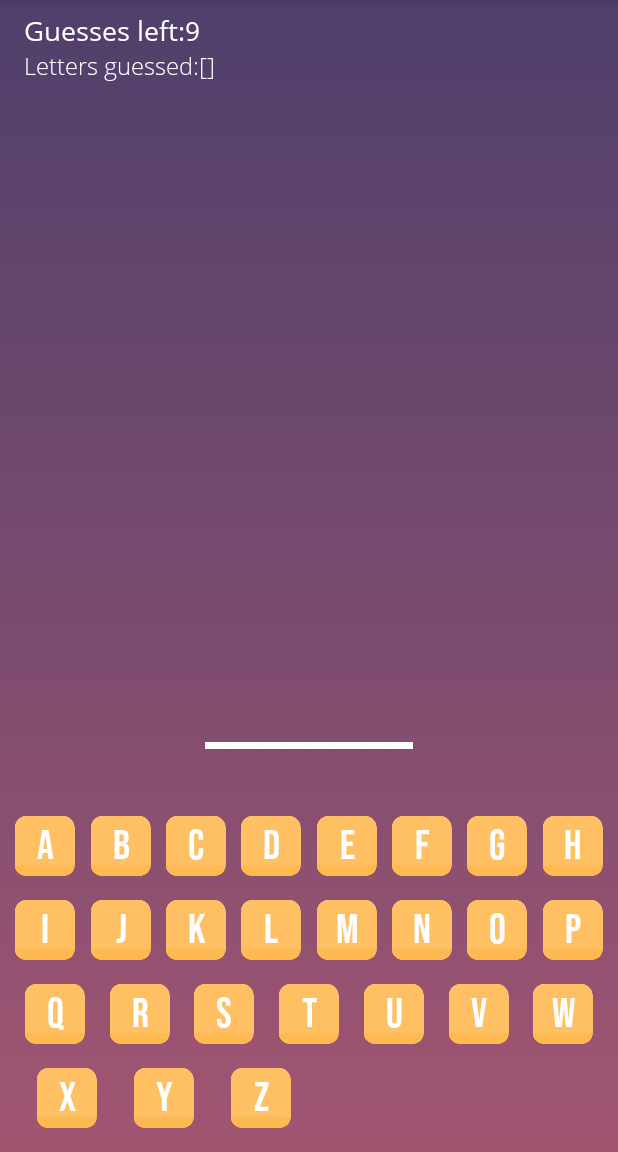
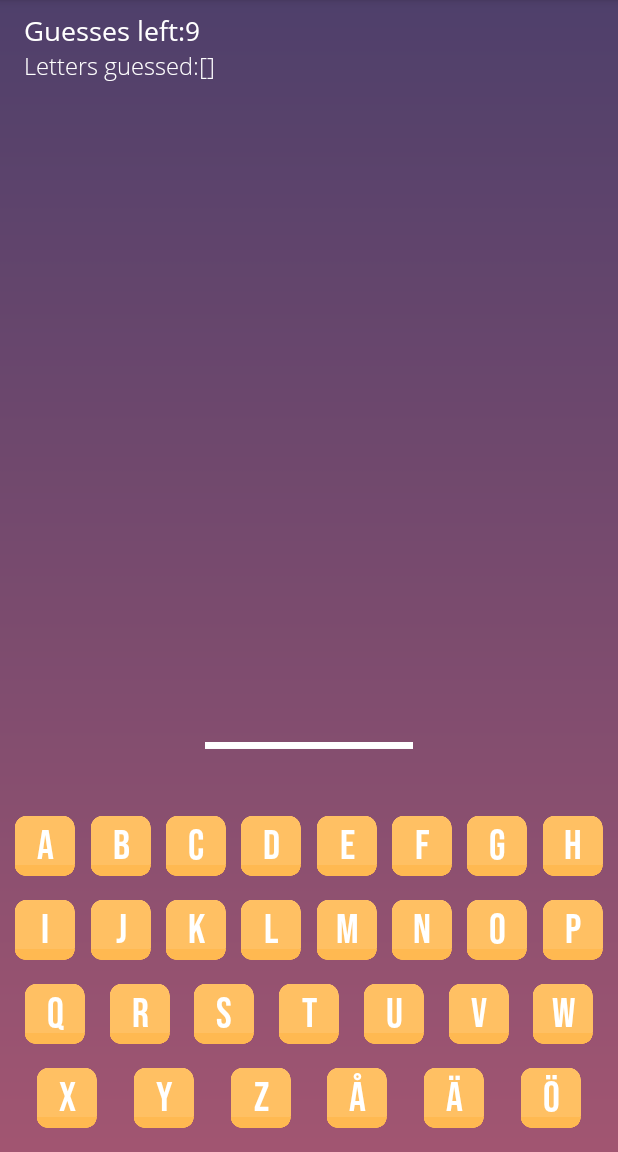
Before and after one commit to MarcusHellkvist/Hangman, an Android app: the PlayActivity screen opened directly, with no data from a screen before it, on a phone screen of 412 x 824 dp, the part 84-1236 px from its top. Run offline under Robolectric (Android 15) with nearby library versions, the phone set to English and light mode, and no system bars; pictures from the network do not load.

Commit message:
fixed pictures

```diff
--- a/app/src/main/java/com/example/fancyhangman/PlayActivity.java
+++ b/app/src/main/java/com/example/fancyhangman/PlayActivity.java
@@ -6,6 +6,7 @@ import androidx.appcompat.app.AppCompatActivity;
 import android.content.Intent;
 import android.content.SharedPreferences;
 import android.os.Bundle;
+import android.util.Log;
 import android.view.Menu;
 import android.view.MenuItem;
 import android.view.View;
@@ -58,7 +59,7 @@ public class PlayActivity extends AppCompatActivity {
         sh = getSharedPreferences(MainActivity.MY_KEY, MODE_PRIVATE);
 
         //String currentLanguage = Locale.getDefault().getDisplayLanguage();
-        String currentLanguage = sh.getString("language", "English");
+        String currentLanguage = sh.getString("language", "");
         theme = sh.getString("theme", "Cartoon");
 
         // GET SINGLETON INSTANCE
@@ -88,7 +89,7 @@ public class PlayActivity extends AppCompatActivity {
     }
 
     private void showKeyboard(String currentLanguage) {
-        if (currentLanguage.contentEquals("English")){
+        if (currentLanguage.contentEquals("en")){
             btnÅ.setVisibility(View.INVISIBLE);
             btnÄ.setVisibility(View.INVISIBLE);
             btnÖ.setVisibility(View.INVISIBLE);
@@ -191,6 +192,8 @@ public class PlayActivity extends AppCompatActivity {
 
     private void loadImages(ImageView view, int i, String theme){
 
+        Log.d(TAG, "loadImages: " + theme);
+
         if (theme.contentEquals("Cartoon") || theme.contentEquals("Tecknad")){
             Glide.with(this)
                     .load("https://raw.githubusercontent.com/MarcusHellkvist/Hangman/main/pictures/hangman_" + i + ".png")
```
